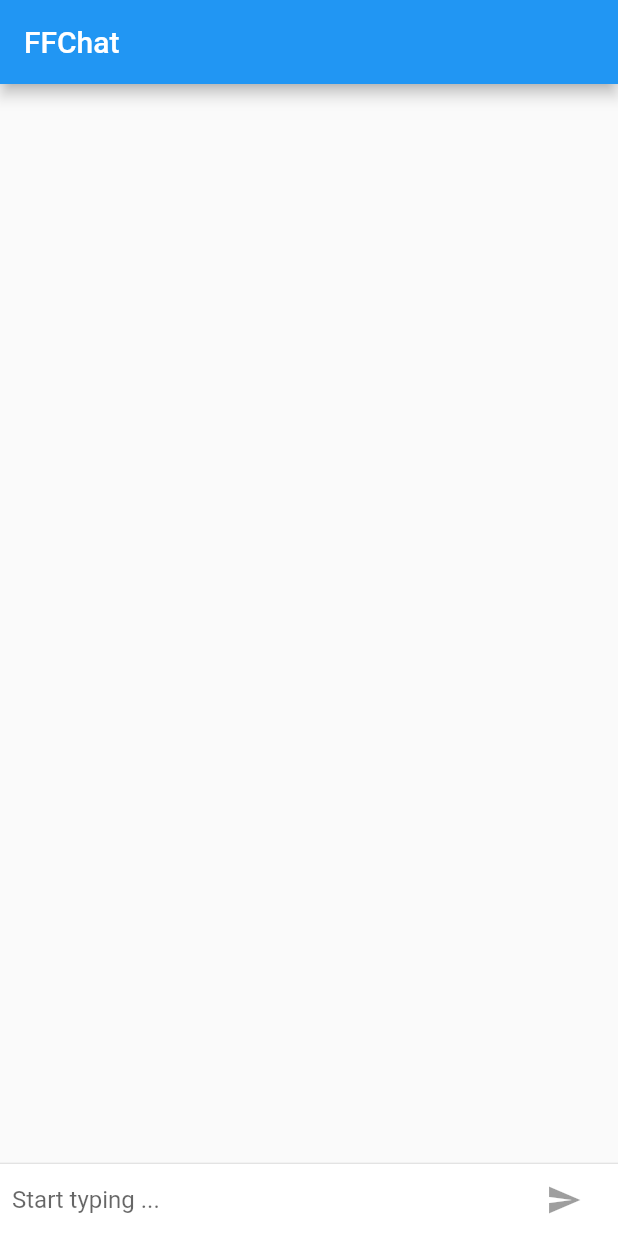
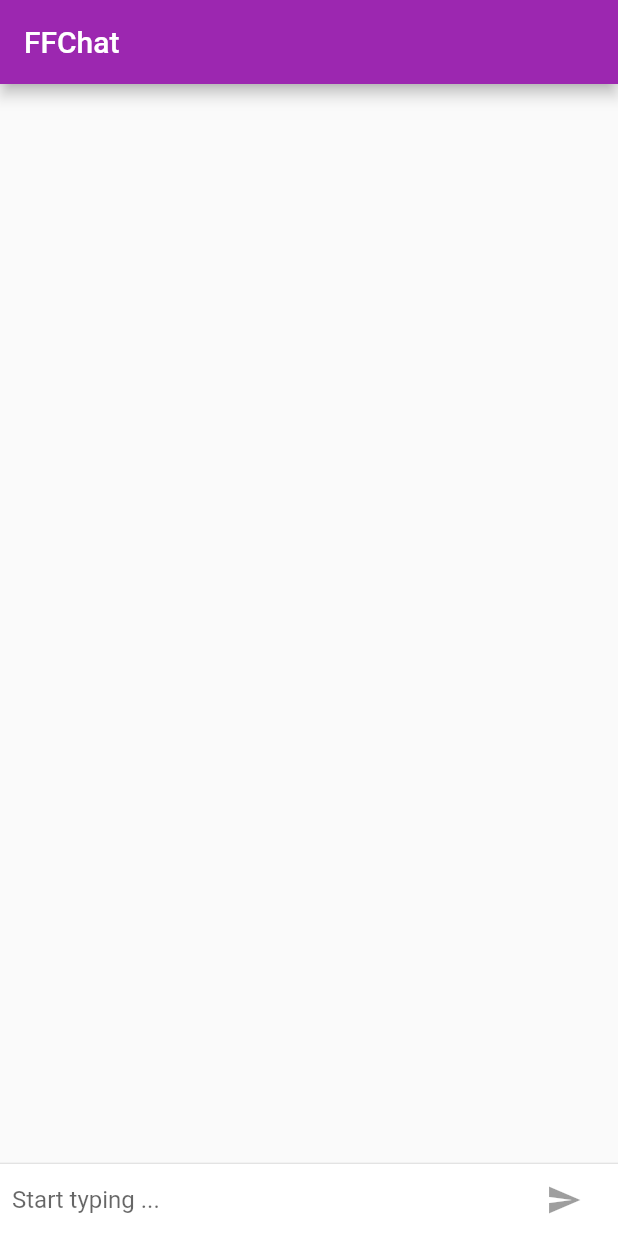
Before and after one commit to methce/ffchat, a Flutter app: the screen it shows after launch, on a phone screen of 412 x 824 dp. Run offline on Flutter 3.47's test engine with Material 2 defaults, Android fonts, the phone set to English and light mode, and no system bars.

Commit message:
Temas
Adicionado orientacao de temas especificos para IOS e Android

```diff
--- a/lib/chatscreen.dart
+++ b/lib/chatscreen.dart
@@ -1,4 +1,5 @@
 import 'package:ff_chat/chatmessage.dart';
+import 'package:flutter/cupertino.dart';
 import 'package:flutter/material.dart';
 
 class ChatScreen extends StatefulWidget {
@@ -59,8 +60,17 @@ class ChatScreenState extends State<ChatScreen> with TickerProviderStateMixin {
               ),
             ),
             new Container(
-              margin: const EdgeInsets.symmetric(horizontal: 4.0),
-              child: new IconButton(
+              margin: new EdgeInsets.symmetric(horizontal: 4.0),
+              child: Theme.of(context).platform == TargetPlatform.iOS
+                  ? //modified
+                  new CupertinoButton(
+                      //new
+                      child: new Text("Send"), //new
+                      onPressed: _isComposing //new
+                          ? () => _handleSubmit(_chatController.text) //new
+                          : null,
+                    )
+                  : new IconButton(
                       icon: new Icon(Icons.send),
                       onPressed: _isComposing
                           ? () => _handleSubmit(_chatController.text) //modified
@@ -76,8 +86,12 @@ class ChatScreenState extends State<ChatScreen> with TickerProviderStateMixin {
   @override
   Widget build(BuildContext context) {
     return new Scaffold(
-      appBar: new AppBar(title: new Text("FFChat")),
-      body: new Column(
+      appBar: new AppBar(
+        title: new Text("FFChat"),
+        elevation: Theme.of(context).platform == TargetPlatform.iOS ? 0.0 : 4.0,
+      ),
+      body: new Container(
+          child: new Column(
             //modified
             children: <Widget>[
               //new
@@ -99,28 +113,16 @@ class ChatScreenState extends State<ChatScreen> with TickerProviderStateMixin {
                 child: _chatEnvironment(), //modified
               ), //new
             ], //new
+          ),
+          decoration: Theme.of(context).platform == TargetPlatform.iOS //new
+              ? new BoxDecoration(
+                  //new
+                  border: new Border(
+                    //new
+                    top: new BorderSide(color: Colors.grey[200]), //new
                   ), //new
+                ) //new
+              : null),
     );
-//    return new Column(
-//      children: <Widget>[
-//        new Flexible(
-//          child: ListView.builder(
-//            padding: new EdgeInsets.all(8.0),
-//            reverse: true,
-//            itemBuilder: (_, int index) => _messages[index],
-//            itemCount: _messages.length,
-//          ),
-//        ),
-//        new Divider(
-//          height: 1.0,
-//        ),
-//        new Container(
-//          decoration: new BoxDecoration(
-//            color: Theme.of(context).cardColor,
-//          ),
-//          child: _chatEnvironment(),
-//        )
-//      ],
-//    );
   }
 }
--- a/lib/homepage.dart
+++ b/lib/homepage.dart
@@ -1,5 +1,17 @@
 import 'package:ff_chat/chatscreen.dart';
+import 'package:flutter/foundation.dart';
 import 'package:flutter/material.dart';
+
+final ThemeData kIOSTheme = new ThemeData(
+  primarySwatch: Colors.orange,
+  primaryColor: Colors.grey[100],
+  primaryColorBrightness: Brightness.light,
+);
+
+final ThemeData kDefaultTheme = new ThemeData(
+  primarySwatch: Colors.purple,
+  accentColor: Colors.orangeAccent[400],
+);
 
 class HomePage extends StatelessWidget {
   // This widget is the root of your application.
@@ -7,6 +19,9 @@ class HomePage extends StatelessWidget {
   Widget build(BuildContext context) {
     return new MaterialApp(
       title: "FFChat",
+      theme: defaultTargetPlatform == TargetPlatform.iOS //new
+          ? kIOSTheme //new
+          : kDefaultTheme,
       home: new ChatScreen(),
     );
   }
--- a/lib/main.dart
+++ b/lib/main.dart
@@ -1,16 +1,5 @@
-import 'package:ff_chat/chatscreen.dart';
+import 'package:ff_chat/homepage.dart';
 import 'package:flutter/material.dart';
-
-final ThemeData kIOSTheme = new ThemeData(
-  primarySwatch: Colors.orange,
-  primaryColor: Colors.grey[100],
-  primaryColorBrightness: Brightness.light,
-);
-
-final ThemeData kDefaultTheme = new ThemeData(
-  primarySwatch: Colors.purple,
-  accentColor: Colors.orangeAccent[400],
-);
 
 void main() => runApp(new MyApp());
 
@@ -18,6 +7,6 @@ class MyApp extends StatelessWidget {
   // This widget is the root of your application.
   @override
   Widget build(BuildContext context) {
-    return new MaterialApp(title: 'FFchat', home: new ChatScreen());
+    return new MaterialApp(title: 'FFchat', home: new HomePage());
   }
 }
```
Lines whose indentation alone changed are shown as unchanged.
